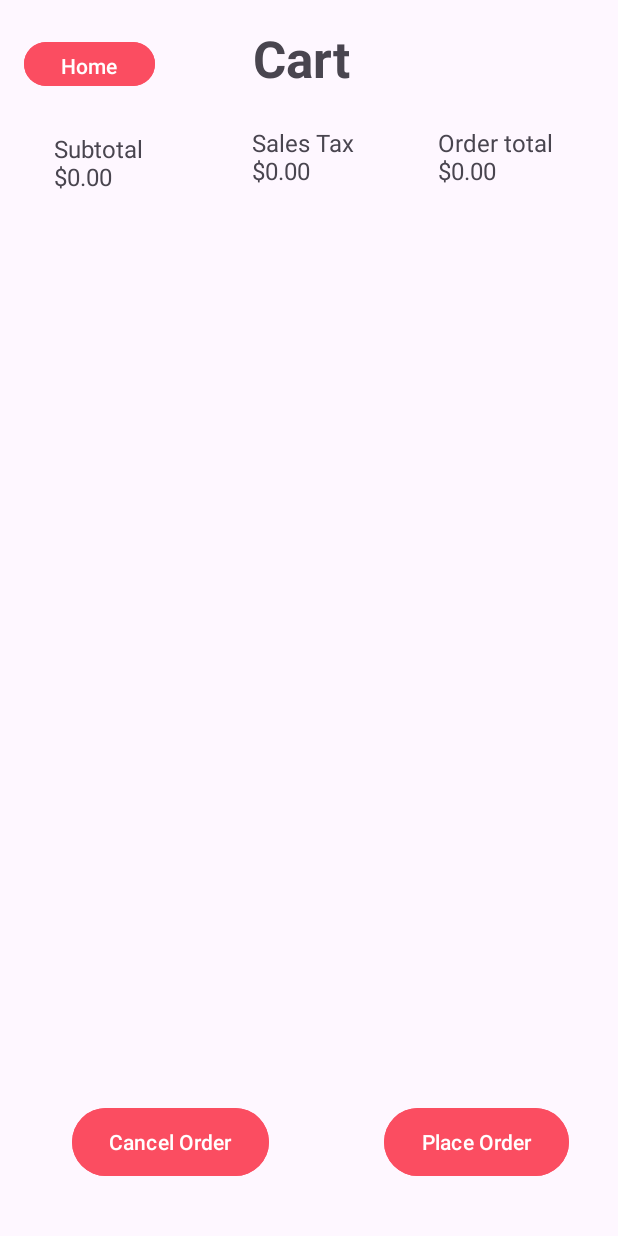
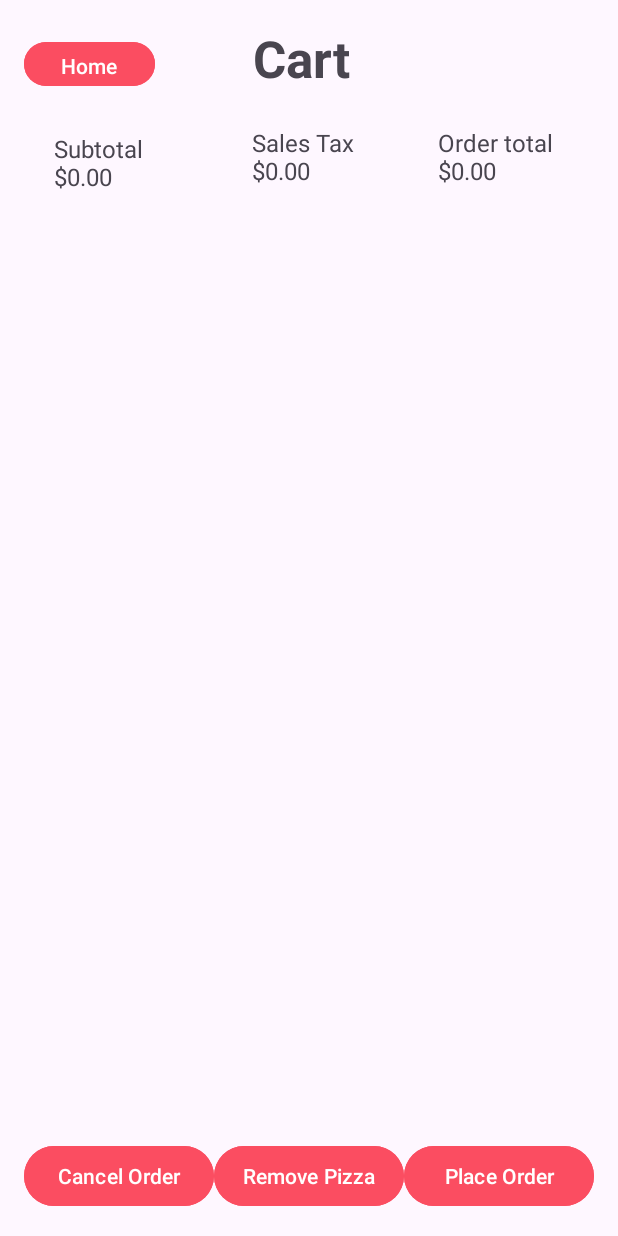
Before and after one commit to moisesfromthebible/RUPizzeria2, an Android app: the CartActivity screen opened directly, with no data from a screen before it, on a phone screen of 412 x 824 dp. Run offline under Robolectric (Android 15) with nearby library versions, the phone set to English and light mode, and no system bars.

```diff
--- a/app/src/main/res/layout/activity_cart.xml
+++ b/app/src/main/res/layout/activity_cart.xml
@@ -62,28 +62,6 @@
         app:layout_constraintStart_toStartOf="parent"
         app:layout_constraintTop_toTopOf="parent" />
 
-    <Button
-        android:id="@+id/cancelOrder"
-        android:layout_width="131dp"
-        android:layout_height="53dp"
-        android:layout_marginStart="48dp"
-        android:layout_marginBottom="36dp"
-        android:backgroundTint="@color/red"
-        android:text="@string/cancel_order"
-        app:layout_constraintBottom_toBottomOf="parent"
-        app:layout_constraintStart_toStartOf="parent" />
-
-    <Button
-        android:id="@+id/placeOrder"
-        android:layout_width="123dp"
-        android:layout_height="53dp"
-        android:layout_marginStart="256dp"
-        android:layout_marginBottom="36dp"
-        android:backgroundTint="@color/red"
-        android:text="@string/place_order"
-        app:layout_constraintBottom_toBottomOf="parent"
-        app:layout_constraintStart_toStartOf="parent" />
-
     <ListView
         android:id="@+id/pizzaListView"
         android:layout_width="377dp"
@@ -97,4 +75,45 @@
         app:layout_constraintStart_toStartOf="parent"
         app:layout_constraintTop_toTopOf="parent" />
 
+    <LinearLayout
+        android:id="@+id/container"
+        android:layout_width="match_parent"
+        android:layout_height="wrap_content"
+        android:orientation="horizontal"
+        android:layout_margin="16dp"
+        app:layout_constraintBottom_toBottomOf="parent"
+        app:layout_constraintStart_toStartOf="parent"
+        app:layout_constraintEnd_toEndOf="parent">
+
+    <Button
+        android:id="@+id/cancelOrder"
+        android:layout_width="0dp"
+        android:layout_height="wrap_content"
+        android:layout_weight ="1"
+        android:padding="8dp"
+        android:backgroundTint="@color/red"
+        android:text="@string/cancel_order" />
+
+    <Button
+        android:id="@+id/removePizza"
+        android:layout_width="0dp"
+        android:layout_height="wrap_content"
+        android:layout_weight="1"
+        android:padding="8dp"
+        android:backgroundTint="@color/red"
+        android:text="@string/remove_pizza"/>
+
+    <Button
+        android:id="@+id/placeOrder"
+        android:layout_width="0dp"
+        android:layout_height="wrap_content"
+        android:layout_weight="1"
+        android:padding="8dp"
+        android:backgroundTint="@color/red"
+        android:text="@string/place_order" />
+
+    </LinearLayout>
+
+
+
 </androidx.constraintlayout.widget.ConstraintLayout>
--- a/app/src/main/res/values/strings.xml
+++ b/app/src/main/res/values/strings.xml
@@ -20,6 +20,7 @@
     <string name="sales_tax">Sales Tax</string>
     <string name="order_total">Order Total</string>
     <string name="cancel_order">Cancel Order</string>
+    <string name="remove_pizza">Remove Pizza</string>
     <string name="place_order">Place Order</string>
     <string name="order_placed_tax">Order Total (with tax)</string>
     <string name="rupizzeria">RU Pizzeria</string>
```
